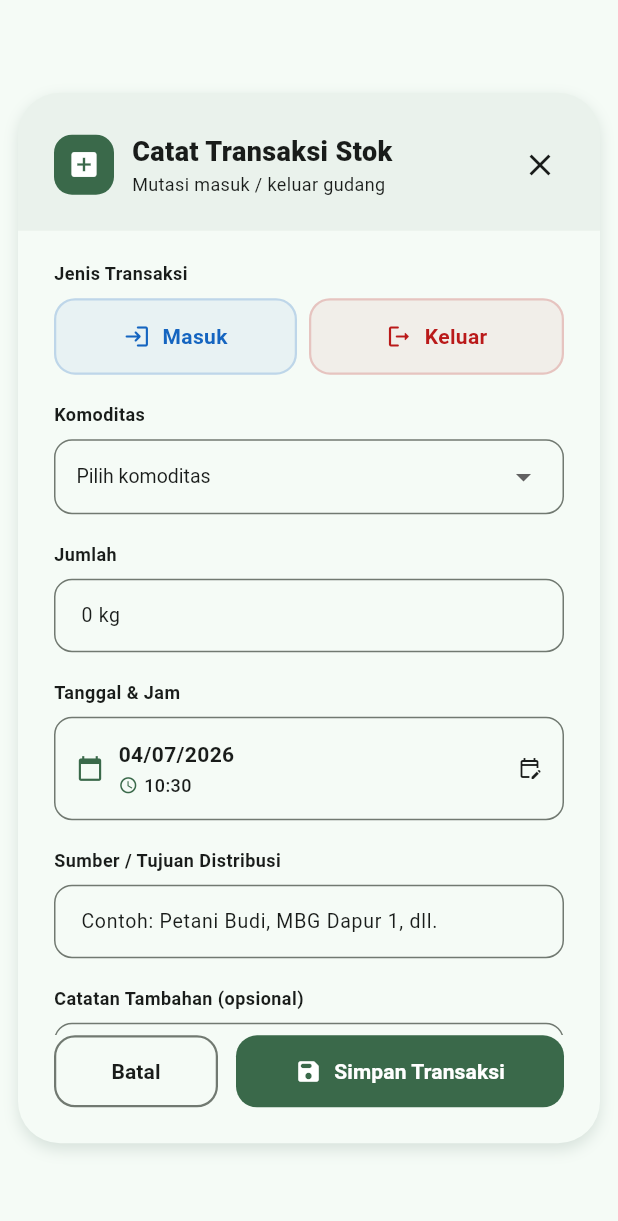
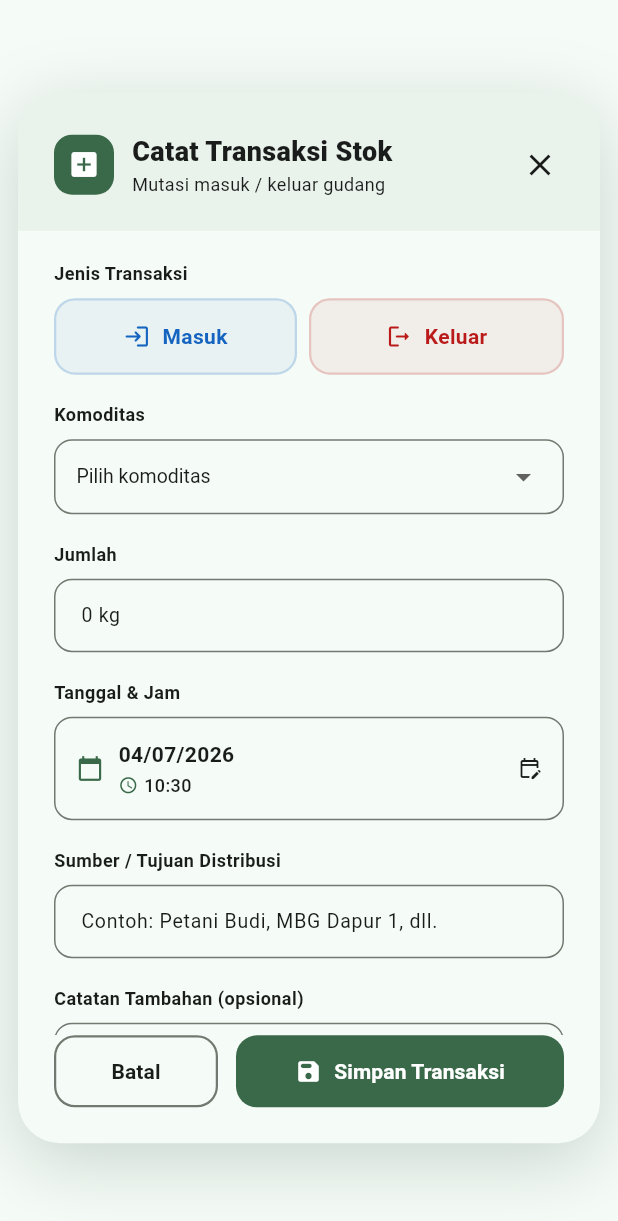
Before and after one commit to dzikri15/SIMHPSB-Kelompok4, a Flutter app: the CatatTransaksiDialog widget shown alone on an empty page, opened directly, on a phone screen of 412 x 824 dp. Shown: the top 1221 px of the screen. Run offline on Flutter 3.47's test engine with Material 3 defaults, Android fonts, the phone set to English and light mode, and no system bars; our stand-ins replace flutter_svg, image_picker, liquid_swipe, open_file, shared_preferences; accounts and stored records are empty; network calls fail.

Commit message:
fix(mobile): restore dialog visual with correct syntax

```diff
--- a/pangan_mobile/lib/widgets/catat_transaksi_dialog.dart
+++ b/pangan_mobile/lib/widgets/catat_transaksi_dialog.dart
@@ -380,16 +380,11 @@ class _CatatTransaksiDialogState extends State<CatatTransaksiDialog> {
     final surfaceColor = Theme.of(context).colorScheme.surface;
     final screenHeight = MediaQuery.of(context).size.height;
 
-    // RepaintBoundary: isolasi repaint dialog dari widget lain di layar
-    // MediaQuery.removeViewInsets: dialog tidak terdorong naik saat keyboard muncul
+    // RepaintBoundary tetap dipertahankan untuk isolasi repaint dialog
     return RepaintBoundary(
-      child: MediaQuery.removeViewInsets(
-      removeBottom: true,
-      context: context,
       child: Dialog(
         backgroundColor: Colors.transparent,
         insetPadding: const EdgeInsets.symmetric(horizontal: 12, vertical: 16),
-        insetAnimationDuration: Duration.zero,
         child: Container(
           constraints: BoxConstraints(
             maxWidth: MediaQuery.of(context).size.width > 600 ? 500 : MediaQuery.of(context).size.width - 24,
@@ -398,13 +393,13 @@ class _CatatTransaksiDialogState extends State<CatatTransaksiDialog> {
         decoration: BoxDecoration(
           color: surfaceColor,
           borderRadius: BorderRadius.circular(28),
-          // Shadow ringan (blurRadius kecil) agar tidak menyebabkan frame drop
-          // saat keyboard muncul — shadow blur mahal di repaint.
+          // Shadow default (blurRadius 40) karena pada mode rilis (AOT)
+          // hal ini aman dan smooth.
           boxShadow: [
             BoxShadow(
-              color: AppColors.brandDark.withValues(alpha: 0.12),
-              blurRadius: 8,
-              offset: const Offset(0, 4),
+              color: AppColors.brandDark.withValues(alpha: 0.18),
+              blurRadius: 40,
+              offset: const Offset(0, 12),
             ),
           ],
         ),
@@ -840,9 +835,8 @@ class _CatatTransaksiDialogState extends State<CatatTransaksiDialog> {
             ),
           ],
         ),
-        ),
       ),
-    ),  // end MediaQuery.removeViewInsets
+    ),
     );  // end RepaintBoundary
   }
 
```
